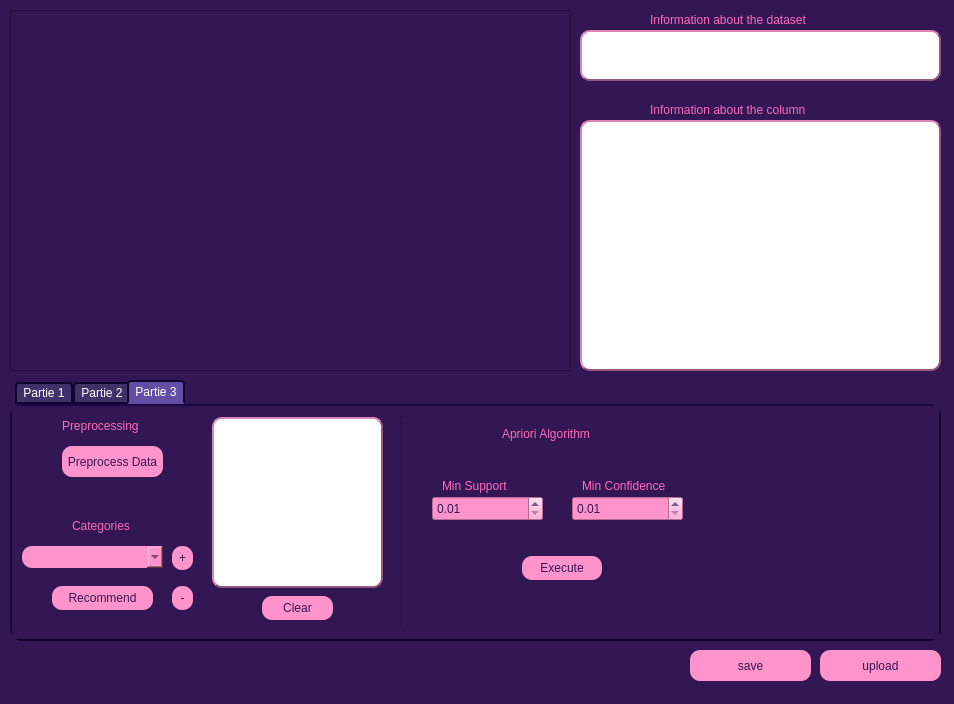
Above: PROJET_DM.ui from super-cinnamon/Projet_DM before the change. Below: the same form after it.
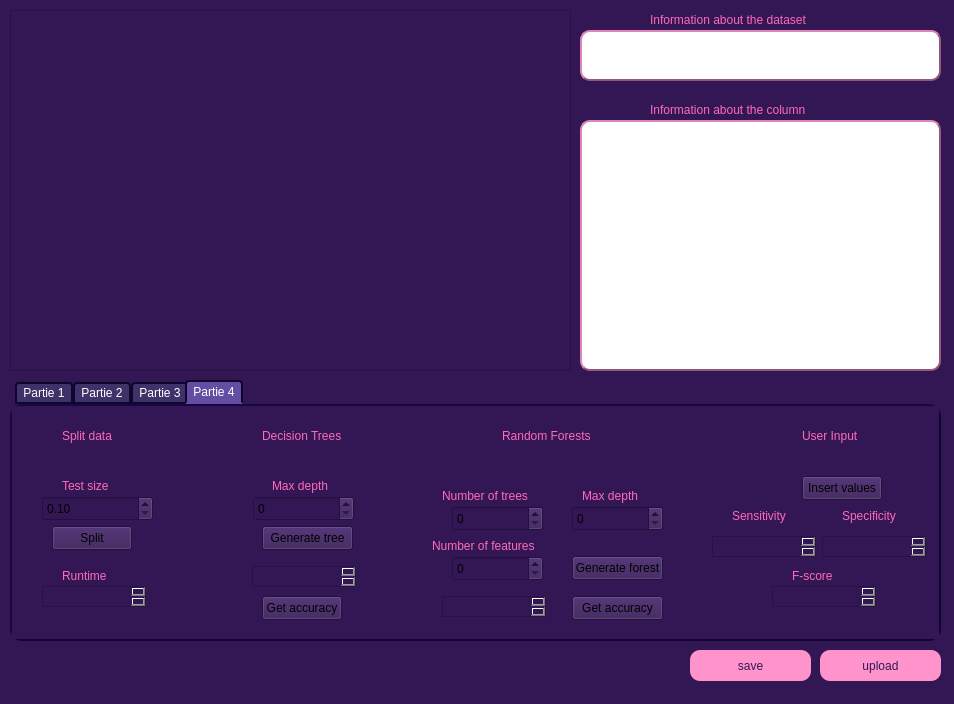
That is the form after the change. Icons and pictures are not drawn.

Patch:
```diff
--- a/PROJET_DM.ui
+++ b/PROJET_DM.ui
@@ -249,7 +249,7 @@
 }</string>
     </property>
     <property name="currentIndex">
-     <number>2</number>
+     <number>3</number>
     </property>
     <widget class="QWidget" name="partie1">
      <attribute name="title">
@@ -1509,6 +1509,432 @@
       </property>
      </widget>
     </widget>
+    <widget class="QWidget" name="partie4">
+     <attribute name="title">
+      <string>Partie 4</string>
+     </attribute>
+     <widget class="QLabel" name="label_20">
+      <property name="geometry">
+       <rect>
+        <x>250</x>
+        <y>20</y>
+        <width>121</width>
+        <height>20</height>
+       </rect>
+      </property>
+      <property name="styleSheet">
+       <string notr="true">font: 600 11pt &quot;Bahnschrift SemiBold&quot;;
+color: rgb(255, 105, 185);</string>
+      </property>
+      <property name="text">
+       <string>Decision Trees</string>
+      </property>
+     </widget>
+     <widget class="QLabel" name="label_21">
+      <property name="geometry">
+       <rect>
+        <x>50</x>
+        <y>20</y>
+        <width>121</width>
+        <height>20</height>
+       </rect>
+      </property>
+      <property name="styleSheet">
+       <string notr="true">font: 600 11pt &quot;Bahnschrift SemiBold&quot;;
+color: rgb(255, 105, 185);</string>
+      </property>
+      <property name="text">
+       <string>Split data</string>
+      </property>
+     </widget>
+     <widget class="QDoubleSpinBox" name="split_spin">
+      <property name="geometry">
+       <rect>
+        <x>30</x>
+        <y>90</y>
+        <width>111</width>
+        <height>25</height>
+       </rect>
+      </property>
+      <property name="minimum">
+       <double>0.100000000000000</double>
+      </property>
+      <property name="maximum">
+       <double>1.000000000000000</double>
+      </property>
+      <property name="singleStep">
+       <double>0.010000000000000</double>
+      </property>
+     </widget>
+     <widget class="QLabel" name="label_22">
+      <property name="geometry">
+       <rect>
+        <x>50</x>
+        <y>70</y>
+        <width>71</width>
+        <height>20</height>
+       </rect>
+      </property>
+      <property name="styleSheet">
+       <string notr="true">font: 600 11pt &quot;Bahnschrift SemiBold&quot;;
+color: rgb(255, 105, 185);</string>
+      </property>
+      <property name="text">
+       <string>Test size</string>
+      </property>
+     </widget>
+     <widget class="QPushButton" name="split_btn">
+      <property name="geometry">
+       <rect>
+        <x>40</x>
+        <y>120</y>
+        <width>80</width>
+        <height>24</height>
+       </rect>
+      </property>
+      <property name="text">
+       <string>Split</string>
+      </property>
+     </widget>
+     <widget class="QSpinBox" name="max_depth_tree">
+      <property name="geometry">
+       <rect>
+        <x>241</x>
+        <y>90</y>
+        <width>101</width>
+        <height>25</height>
+       </rect>
+      </property>
+     </widget>
+     <widget class="QLabel" name="label_23">
+      <property name="geometry">
+       <rect>
+        <x>260</x>
+        <y>70</y>
+        <width>71</width>
+        <height>20</height>
+       </rect>
+      </property>
+      <property name="styleSheet">
+       <string notr="true">font: 600 11pt &quot;Bahnschrift SemiBold&quot;;
+color: rgb(255, 105, 185);</string>
+      </property>
+      <property name="text">
+       <string>Max depth</string>
+      </property>
+     </widget>
+     <widget class="QPushButton" name="gen_tree">
+      <property name="geometry">
+       <rect>
+        <x>250</x>
+        <y>120</y>
+        <width>91</width>
+        <height>24</height>
+       </rect>
+      </property>
+      <property name="text">
+       <string>Generate tree</string>
+      </property>
+     </widget>
+     <widget class="QPushButton" name="get_accuracy_tree">
+      <property name="geometry">
+       <rect>
+        <x>250</x>
+        <y>190</y>
+        <width>80</width>
+        <height>24</height>
+       </rect>
+      </property>
+      <property name="text">
+       <string>Get accuracy</string>
+      </property>
+     </widget>
+     <widget class="QPlainTextEdit" name="accracy_edit">
+      <property name="geometry">
+       <rect>
+        <x>240</x>
+        <y>160</y>
+        <width>104</width>
+        <height>21</height>
+       </rect>
+      </property>
+      <property name="readOnly">
+       <bool>true</bool>
+      </property>
+     </widget>
+     <widget class="QLabel" name="label_24">
+      <property name="geometry">
+       <rect>
+        <x>490</x>
+        <y>20</y>
+        <width>121</width>
+        <height>20</height>
+       </rect>
+      </property>
+      <property name="styleSheet">
+       <string notr="true">font: 600 11pt &quot;Bahnschrift SemiBold&quot;;
+color: rgb(255, 105, 185);</string>
+      </property>
+      <property name="text">
+       <string>Random Forests</string>
+      </property>
+     </widget>
+     <widget class="QLabel" name="label_25">
+      <property name="geometry">
+       <rect>
+        <x>430</x>
+        <y>80</y>
+        <width>111</width>
+        <height>20</height>
+       </rect>
+      </property>
+      <property name="styleSheet">
+       <string notr="true">font: 600 11pt &quot;Bahnschrift SemiBold&quot;;
+color: rgb(255, 105, 185);</string>
+      </property>
+      <property name="text">
+       <string>Number of trees</string>
+      </property>
+     </widget>
+     <widget class="QLabel" name="label_26">
+      <property name="geometry">
+       <rect>
+        <x>570</x>
+        <y>80</y>
+        <width>71</width>
+        <height>20</height>
+       </rect>
+      </property>
+      <property name="styleSheet">
+       <string notr="true">font: 600 11pt &quot;Bahnschrift SemiBold&quot;;
+color: rgb(255, 105, 185);</string>
+      </property>
+      <property name="text">
+       <string>Max depth</string>
+      </property>
+     </widget>
+     <widget class="QLabel" name="label_27">
+      <property name="geometry">
+       <rect>
+        <x>420</x>
+        <y>130</y>
+        <width>131</width>
+        <height>20</height>
+       </rect>
+      </property>
+      <property name="styleSheet">
+       <string notr="true">font: 600 11pt &quot;Bahnschrift SemiBold&quot;;
+color: rgb(255, 105, 185);</string>
+      </property>
+      <property name="text">
+       <string>Number of features</string>
+      </property>
+     </widget>
+     <widget class="QSpinBox" name="nb_trees_spin">
+      <property name="geometry">
+       <rect>
+        <x>440</x>
+        <y>100</y>
+        <width>91</width>
+        <height>25</height>
+       </rect>
+      </property>
+     </widget>
+     <widget class="QSpinBox" name="max_depth_forest">
+      <property name="geometry">
+       <rect>
+        <x>560</x>
+        <y>100</y>
+        <width>91</width>
+        <height>25</height>
+       </rect>
+      </property>
+     </widget>
+     <widget class="QSpinBox" name="nb_features_forest">
+      <property name="geometry">
+       <rect>
+        <x>440</x>
+        <y>150</y>
+        <width>91</width>
+        <height>25</height>
+       </rect>
+      </property>
+     </widget>
+     <widget class="QPushButton" name="gen_forest">
+      <property name="geometry">
+       <rect>
+        <x>560</x>
+        <y>150</y>
+        <width>91</width>
+        <height>24</height>
+       </rect>
+      </property>
+      <property name="text">
+       <string>Generate forest</string>
+      </property>
+     </widget>
+     <widget class="QPlainTextEdit" name="acc_forest">
+      <property name="geometry">
+       <rect>
+        <x>430</x>
+        <y>190</y>
+        <width>104</width>
+        <height>21</height>
+       </rect>
+      </property>
+     </widget>
+     <widget class="QPushButton" name="get_acc_forest">
+      <property name="geometry">
+       <rect>
+        <x>560</x>
+        <y>190</y>
+        <width>91</width>
+        <height>24</height>
+       </rect>
+      </property>
+      <property name="text">
+       <string>Get accuracy</string>
+      </property>
+     </widget>
+     <widget class="QLabel" name="label_28">
+      <property name="geometry">
+       <rect>
+        <x>790</x>
+        <y>20</y>
+        <width>81</width>
+        <height>20</height>
+       </rect>
+      </property>
+      <property name="styleSheet">
+       <string notr="true">font: 600 11pt &quot;Bahnschrift SemiBold&quot;;
+color: rgb(255, 105, 185);</string>
+      </property>
+      <property name="text">
+       <string>User Input</string>
+      </property>
+     </widget>
+     <widget class="QPushButton" name="insertvalues_btn">
+      <property name="geometry">
+       <rect>
+        <x>790</x>
+        <y>70</y>
+        <width>80</width>
+        <height>24</height>
+       </rect>
+      </property>
+      <property name="text">
+       <string>Insert values</string>
+      </property>
+     </widget>
+     <widget class="QLabel" name="label_29">
+      <property name="geometry">
+       <rect>
+        <x>50</x>
+        <y>160</y>
+        <width>71</width>
+        <height>20</height>
+       </rect>
+      </property>
+      <property name="styleSheet">
+       <string notr="true">font: 600 11pt &quot;Bahnschrift SemiBold&quot;;
+color: rgb(255, 105, 185);</string>
+      </property>
+      <property name="text">
+       <string>Runtime</string>
+      </property>
+     </widget>
+     <widget class="QPlainTextEdit" name="plainTextEdit">
+      <property name="geometry">
+       <rect>
+        <x>30</x>
+        <y>180</y>
+        <width>104</width>
+        <height>21</height>
+       </rect>
+      </property>
+     </widget>
+     <widget class="QLabel" name="label_30">
+      <property name="geometry">
+       <rect>
+        <x>720</x>
+        <y>100</y>
+        <width>71</width>
+        <height>20</height>
+       </rect>
+      </property>
+      <property name="styleSheet">
+       <string notr="true">font: 600 11pt &quot;Bahnschrift SemiBold&quot;;
+color: rgb(255, 105, 185);</string>
+      </property>
+      <property name="text">
+       <string>Sensitivity</string>
+      </property>
+     </widget>
+     <widget class="QLabel" name="label_31">
+      <property name="geometry">
+       <rect>
+        <x>830</x>
+        <y>100</y>
+        <width>71</width>
+        <height>20</height>
+       </rect>
+      </property>
+      <property name="styleSheet">
+       <string notr="true">font: 600 11pt &quot;Bahnschrift SemiBold&quot;;
+color: rgb(255, 105, 185);</string>
+      </property>
+      <property name="text">
+       <string>Specificity</string>
+      </property>
+     </widget>
+     <widget class="QLabel" name="label_32">
+      <property name="geometry">
+       <rect>
+        <x>780</x>
+        <y>160</y>
+        <width>71</width>
+        <height>20</height>
+       </rect>
+      </property>
+      <property name="styleSheet">
+       <string notr="true">font: 600 11pt &quot;Bahnschrift SemiBold&quot;;
+color: rgb(255, 105, 185);</string>
+      </property>
+      <property name="text">
+       <string>F-score</string>
+      </property>
+     </widget>
+     <widget class="QPlainTextEdit" name="acc_forest_2">
+      <property name="geometry">
+       <rect>
+        <x>700</x>
+        <y>130</y>
+        <width>104</width>
+        <height>21</height>
+       </rect>
+      </property>
+     </widget>
+     <widget class="QPlainTextEdit" name="acc_forest_3">
+      <property name="geometry">
+       <rect>
+        <x>810</x>
+        <y>130</y>
+        <width>104</width>
+        <height>21</height>
+       </rect>
+      </property>
+     </widget>
+     <widget class="QPlainTextEdit" name="acc_forest_4">
+      <property name="geometry">
+       <rect>
+        <x>760</x>
+        <y>180</y>
+        <width>104</width>
+        <height>21</height>
+       </rect>
+      </property>
+     </widget>
+    </widget>
    </widget>
   </widget>
   <widget class="QMenuBar" name="menubar">
```
